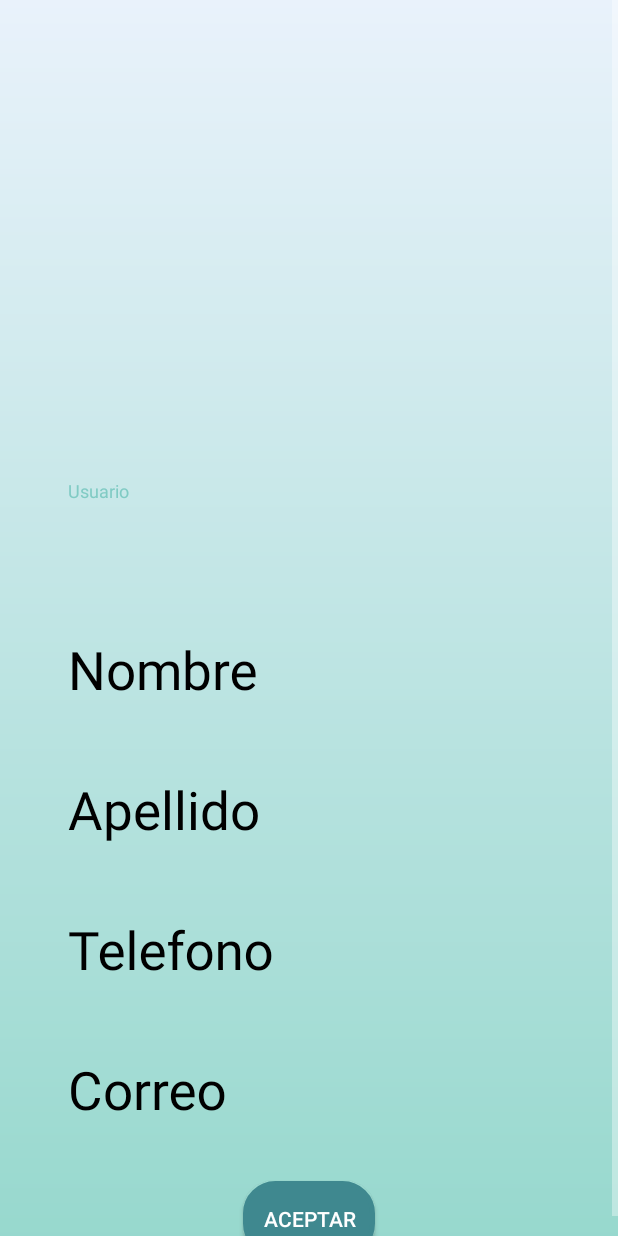
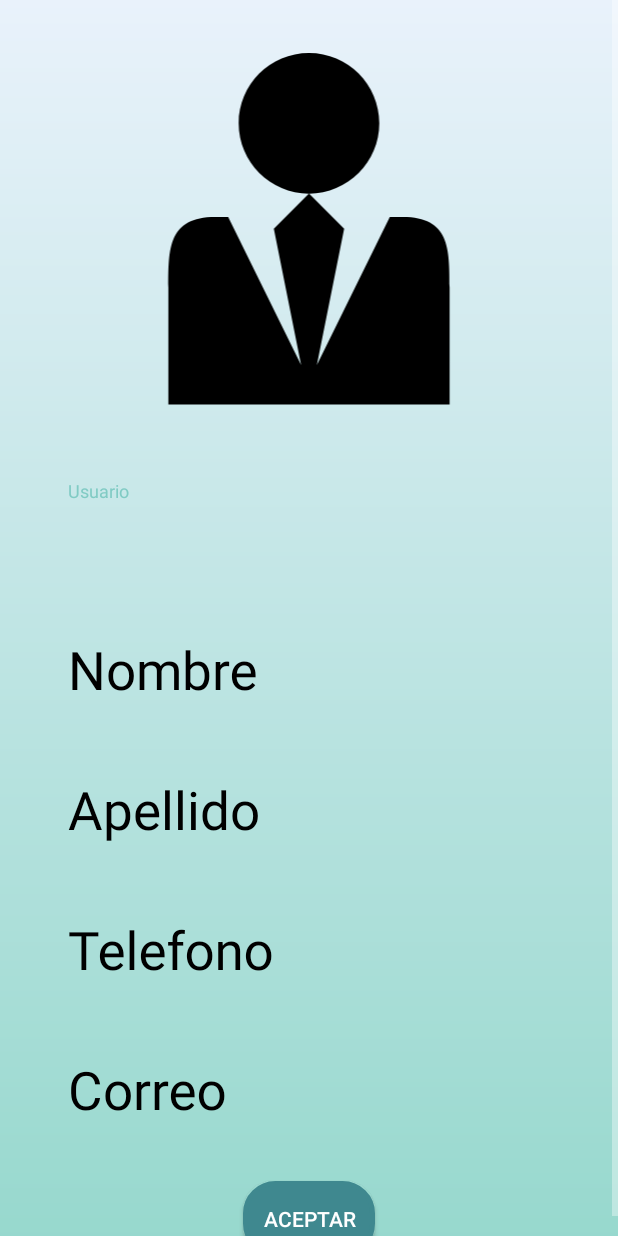
Before and after one commit to EduardoAraujoAbad/app, an Android app: the Principal screen opened directly, with no data from a screen before it, on a phone screen of 412 x 824 dp. Run offline under Robolectric (Android 15) with nearby library versions, the phone set to English and light mode, and no system bars.

Commit message:
13/5/2022

```diff
--- a/app/src/main/res/layout/activity_principal.xml
+++ b/app/src/main/res/layout/activity_principal.xml
@@ -14,7 +14,9 @@
         <ImageView
             android:id="@+id/userimage"
             style="@style/userimage"
-            tools:ignore="MissingConstraints">
+            tools:ignore="MissingConstraints"
+            android:src="@drawable/ic_user_tie"
+            >
 
         </ImageView>
         <com.google.android.material.textfield.TextInputLayout
```
